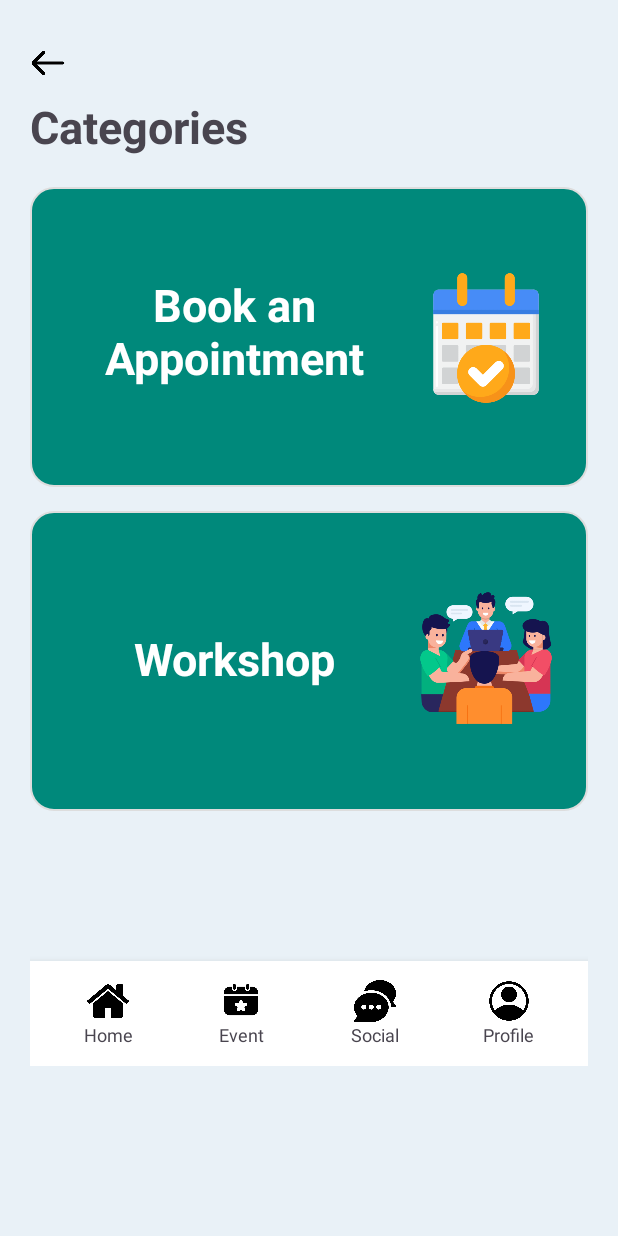
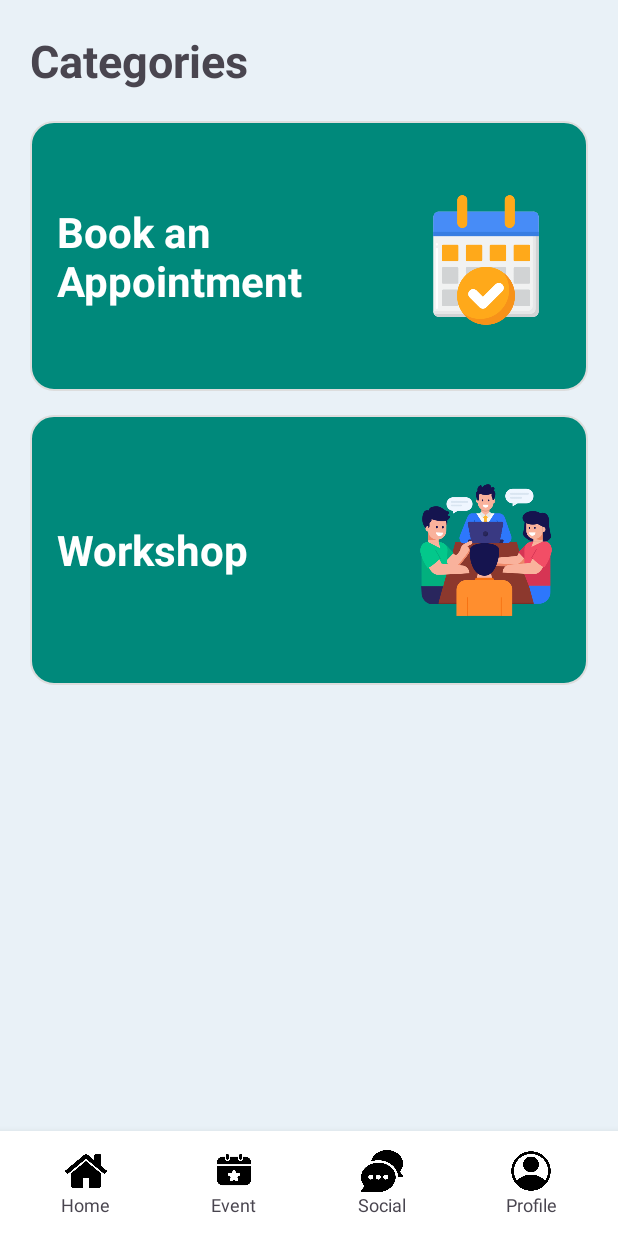
Before and after one commit to Kejunfang/MAD_GP, an Android app: the Event screen opened directly, with no data from a screen before it, on a phone screen of 412 x 824 dp. Run offline under Robolectric (Android 15) with nearby library versions, the phone set to English and light mode, and no system bars.

Commit message:
update layout of the event page

```diff
--- a/app/src/main/java/com/example/mad_gp/Event.java
+++ b/app/src/main/java/com/example/mad_gp/Event.java
@@ -17,8 +17,6 @@ public class Event extends AppCompatActivity {
         super.onCreate(savedInstanceState);
         setContentView(R.layout.activity_event);
 
-        // ---------------- FIND VIEWS ----------------
-        btnBack = findViewById(R.id.btnBack);
         cardAppointment = findViewById(R.id.cardAppointment);
         cardWorkshop = findViewById(R.id.cardWorkshop);
 
@@ -27,9 +25,6 @@ public class Event extends AppCompatActivity {
         navSocial = findViewById(R.id.navSocial);
         navProfile = findViewById(R.id.navProfile);
 
-
-        // ---------------- BACK BUTTON ----------------
-        btnBack.setOnClickListener(v -> finish());
 
 
         // ---------------- CARD NAVIGATION ----------------
--- a/app/src/main/res/layout/activity_event.xml
+++ b/app/src/main/res/layout/activity_event.xml
@@ -1,9 +1,16 @@
 <?xml version="1.0" encoding="utf-8"?>
-<ScrollView xmlns:android="http://schemas.android.com/apk/res/android"
+<RelativeLayout xmlns:android="http://schemas.android.com/apk/res/android"
     android:layout_width="match_parent"
     android:layout_height="match_parent"
     android:background="#E9F1F7"
     android:fitsSystemWindows="true">
+
+    <!-- Scrollable Content -->
+    <ScrollView
+        android:id="@+id/scrollContent"
+        android:layout_width="match_parent"
+        android:layout_height="match_parent"
+        android:layout_above="@+id/bottomNav">
 
         <LinearLayout
             android:orientation="vertical"
@@ -11,16 +18,7 @@
             android:layout_width="match_parent"
             android:layout_height="wrap_content">
 
-        <ImageView
-            android:id="@+id/btnBack"
-            android:layout_width="24dp"
-            android:layout_height="24dp"
-            android:src="@drawable/back"
-            android:contentDescription="Back"
-            android:layout_marginTop="10dp"
-            android:layout_marginBottom="10dp"
-            android:clickable="true"
-            android:focusable="true" />
+
 
             <!-- TITLE -->
             <TextView
@@ -39,23 +37,23 @@
                 android:padding="18dp"
                 android:background="@drawable/goal_card_bg"
                 android:layout_marginBottom="16dp"
+                android:gravity="center_vertical"
                 android:layout_width="match_parent"
-            android:layout_height="200dp">
+                android:layout_height="180dp"
+                android:clickable="true"
+                android:focusable="true">
 
                 <TextView
                     android:layout_width="0dp"
                     android:layout_weight="1"
                     android:text="Book an Appointment"
-                android:textSize="30sp"
+                    android:textSize="28sp"
                     android:textColor="#FFFFFF"
                     android:textStyle="bold"
-                android:layout_marginTop="40dp"
-                android:textAlignment="center"
                     android:layout_height="wrap_content" />
 
                 <ImageView
                     android:src="@drawable/appointment"
-                android:layout_marginTop="30dp"
                     android:layout_width="100dp"
                     android:layout_height="100dp" />
             </LinearLayout>
@@ -66,33 +64,37 @@
                 android:orientation="horizontal"
                 android:padding="18dp"
                 android:background="@drawable/goal_card_bg"
+                android:layout_marginBottom="16dp"
+                android:gravity="center_vertical"
                 android:layout_width="match_parent"
-            android:layout_height="200dp">
+                android:layout_height="180dp"
+                android:clickable="true"
+                android:focusable="true">
 
                 <TextView
                     android:layout_width="0dp"
                     android:layout_weight="1"
                     android:text="Workshop"
-                android:textSize="30sp"
+                    android:textSize="28sp"
                     android:textColor="#FFFFFF"
                     android:textStyle="bold"
-                android:layout_marginTop="60dp"
-                android:textAlignment="center"
                     android:layout_height="wrap_content" />
 
                 <ImageView
-                android:layout_marginTop="30dp"
                     android:layout_width="100dp"
                     android:layout_height="100dp"
                     android:src="@drawable/workshop" />
             </LinearLayout>
 
-        <!-- Navigation Bar -->
+        </LinearLayout>
+
+    </ScrollView>
+
+    <!-- Fixed Navigation Bar at Bottom -->
     <LinearLayout
         android:id="@+id/bottomNav"
         android:layout_width="match_parent"
         android:layout_height="70dp"
-            android:layout_marginTop="100dp"
         android:orientation="horizontal"
         android:background="#FFFFFF"
         android:gravity="center"
@@ -107,7 +109,9 @@
             android:layout_height="match_parent"
             android:layout_weight="1"
             android:orientation="vertical"
-                android:gravity="center">
+            android:gravity="center"
+            android:clickable="true"
+            android:focusable="true">
 
             <ImageView
                 android:layout_width="28dp"
@@ -128,7 +132,9 @@
             android:layout_height="match_parent"
             android:layout_weight="1"
             android:orientation="vertical"
-                android:gravity="center">
+            android:gravity="center"
+            android:clickable="true"
+            android:focusable="true">
 
             <ImageView
                 android:layout_width="28dp"
@@ -149,7 +155,9 @@
             android:layout_height="match_parent"
             android:layout_weight="1"
             android:orientation="vertical"
-                android:gravity="center">
+            android:gravity="center"
+            android:clickable="true"
+            android:focusable="true">
 
             <ImageView
                 android:layout_width="28dp"
@@ -170,7 +178,9 @@
             android:layout_height="match_parent"
             android:layout_weight="1"
             android:orientation="vertical"
-                android:gravity="center">
+            android:gravity="center"
+            android:clickable="true"
+            android:focusable="true">
 
             <ImageView
                 android:layout_width="28dp"
@@ -186,6 +196,4 @@
 
     </LinearLayout>
 
-    </LinearLayout>
-
-</ScrollView>
+</RelativeLayout>
```
Lines whose indentation alone changed are shown as unchanged.
